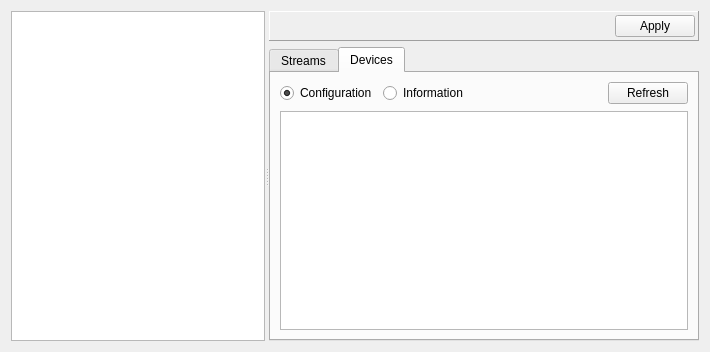
Old version of the form client/portswindow.ui in the repository pstavirs/ostinato.
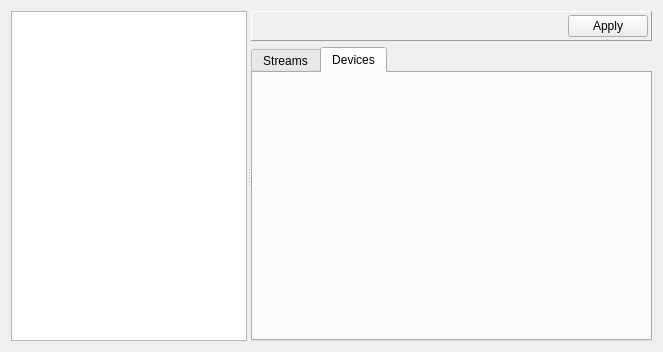
New version of the form. The open tabs and pages were chosen to show the change. Icons and pictures are not drawn. Custom widgets are drawn as their Qt base class.

Commit message: Device Emulation (contd.): PortsWindow - refactored all device related widgets into a separate DevicesWidget for better modularity.

Patch:
```diff
--- a/client/portswindow.ui
+++ b/client/portswindow.ui
@@ -5,7 +5,7 @@
    <rect>
     <x>0</x>
     <y>0</y>
-    <width>710</width>
+    <width>663</width>
     <height>352</height>
    </rect>
   </property>
@@ -178,118 +178,7 @@
            </attribute>
            <layout class="QVBoxLayout" >
             <item>
-             <layout class="QHBoxLayout" >
-              <item>
-               <widget class="QRadioButton" name="deviceConfig" >
-                <property name="text" >
-                 <string>Configuration</string>
-                </property>
-                <property name="checked" >
-                 <bool>true</bool>
-                </property>
-               </widget>
-              </item>
-              <item>
-               <widget class="QRadioButton" name="deviceInfo" >
-                <property name="text" >
-                 <string>Information</string>
-                </property>
-               </widget>
-              </item>
-              <item>
-               <spacer>
-                <property name="orientation" >
-                 <enum>Qt::Horizontal</enum>
-                </property>
-                <property name="sizeHint" >
-                 <size>
-                  <width>131</width>
-                  <height>23</height>
-                 </size>
-                </property>
-               </spacer>
-              </item>
-              <item>
-               <widget class="QPushButton" name="refresh" >
-                <property name="text" >
-                 <string>Refresh</string>
-                </property>
-               </widget>
-              </item>
-             </layout>
-            </item>
-            <item>
-             <widget class="QStackedWidget" name="devicesWidget" >
-              <property name="currentIndex" >
-               <number>0</number>
-              </property>
-              <widget class="QWidget" name="deviceConfigPage" >
-               <layout class="QHBoxLayout" >
-                <property name="spacing" >
-                 <number>0</number>
-                </property>
-                <property name="leftMargin" >
-                 <number>0</number>
-                </property>
-                <property name="topMargin" >
-                 <number>0</number>
-                </property>
-                <property name="rightMargin" >
-                 <number>0</number>
-                </property>
-                <property name="bottomMargin" >
-                 <number>0</number>
-                </property>
-                <item>
-                 <widget class="QTableView" name="deviceGroupList" >
-                  <property name="sizePolicy" >
-                   <sizepolicy vsizetype="Expanding" hsizetype="Expanding" >
-                    <horstretch>0</horstretch>
-                    <verstretch>1</verstretch>
-                   </sizepolicy>
-                  </property>
-                  <property name="contextMenuPolicy" >
-                   <enum>Qt::ActionsContextMenu</enum>
-                  </property>
-                  <property name="frameShape" >
-                   <enum>QFrame::StyledPanel</enum>
-                  </property>
-                  <property name="lineWidth" >
-                   <number>1</number>
-                  </property>
-                  <property name="selectionMode" >
-                   <enum>QAbstractItemView::ExtendedSelection</enum>
-                  </property>
-                  <property name="selectionBehavior" >
-                   <enum>QAbstractItemView::SelectRows</enum>
-                  </property>
-                 </widget>
-                </item>
-               </layout>
-              </widget>
-              <widget class="QWidget" name="deviceInfoPage" >
-               <layout class="QHBoxLayout" >
-                <property name="spacing" >
-                 <number>0</number>
-                </property>
-                <property name="leftMargin" >
-                 <number>0</number>
-                </property>
-                <property name="topMargin" >
-                 <number>0</number>
-                </property>
-                <property name="rightMargin" >
-                 <number>0</number>
-                </property>
-                <property name="bottomMargin" >
-                 <number>0</number>
-                </property>
-                <item>
-                 <widget class="QTableView" name="deviceList" />
-                </item>
-               </layout>
-              </widget>
-             </widget>
+             <widget class="DevicesWidget" native="1" name="devicesWidget" />
             </item>
            </layout>
           </widget>
@@ -419,6 +308,14 @@
    </property>
   </action>
  </widget>
+ <customwidgets>
+  <customwidget>
+   <class>DevicesWidget</class>
+   <extends>QWidget</extends>
+   <header>deviceswidget.h</header>
+   <container>1</container>
+  </customwidget>
+ </customwidgets>
  <resources>
   <include location="ostinato.qrc" />
  </resources>
```
Left out of the diff: 15 changed lines with no effect on the pictures. The commit also changes 6 other files.
